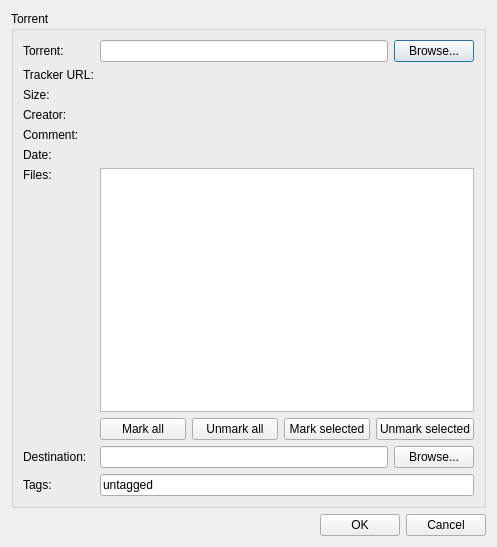
Above: src/plugins/torrent/addtorrent.ui from 0xd34df00d/leechcraft before the change. Below: the same form after it.
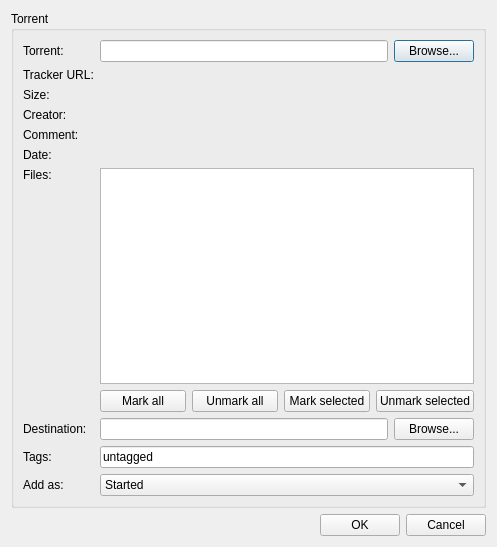
That is the form after the change. Icons and pictures are not drawn. Custom widgets are drawn as their Qt base class.

Diff of the .ui file:
```diff
--- a/src/plugins/torrent/addtorrent.ui
+++ b/src/plugins/torrent/addtorrent.ui
@@ -221,6 +221,27 @@
         </property>
        </widget>
       </item>
+      <item row="11" column="0" >
+       <widget class="QLabel" name="label_5" >
+        <property name="text" >
+         <string>Add as:</string>
+        </property>
+       </widget>
+      </item>
+      <item row="11" column="1" >
+       <widget class="QComboBox" name="AddTypeBox_" >
+        <item>
+         <property name="text" >
+          <string>Started</string>
+         </property>
+        </item>
+        <item>
+         <property name="text" >
+          <string>Paused</string>
+         </property>
+        </item>
+       </widget>
+      </item>
      </layout>
     </widget>
    </item>
```
